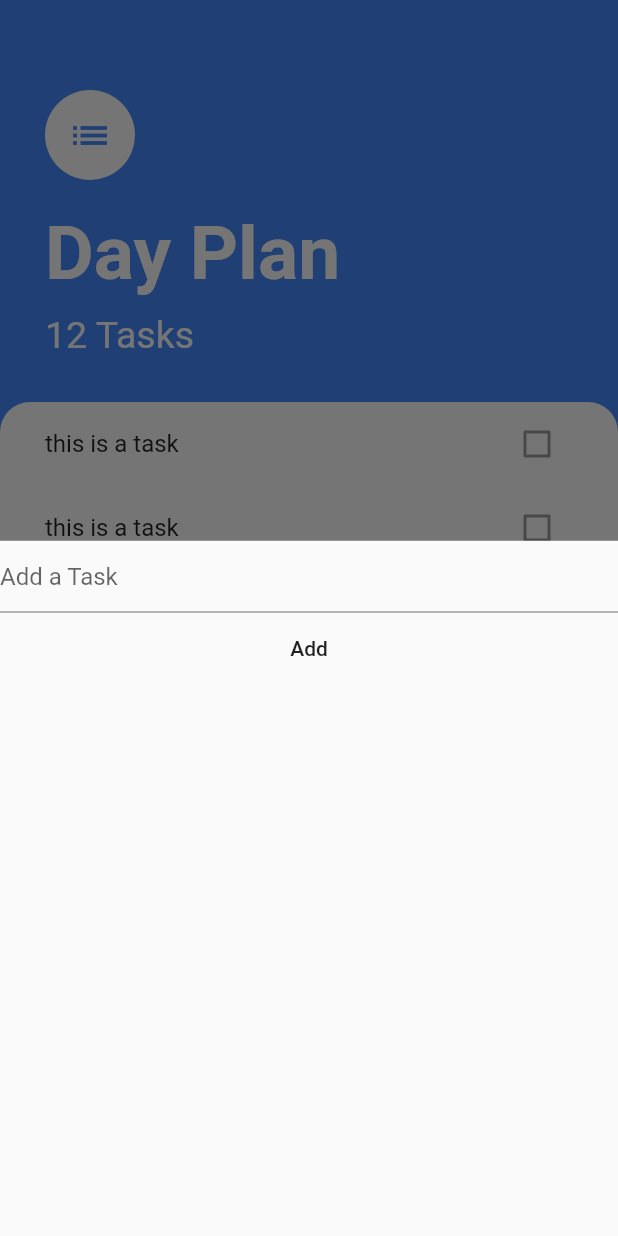
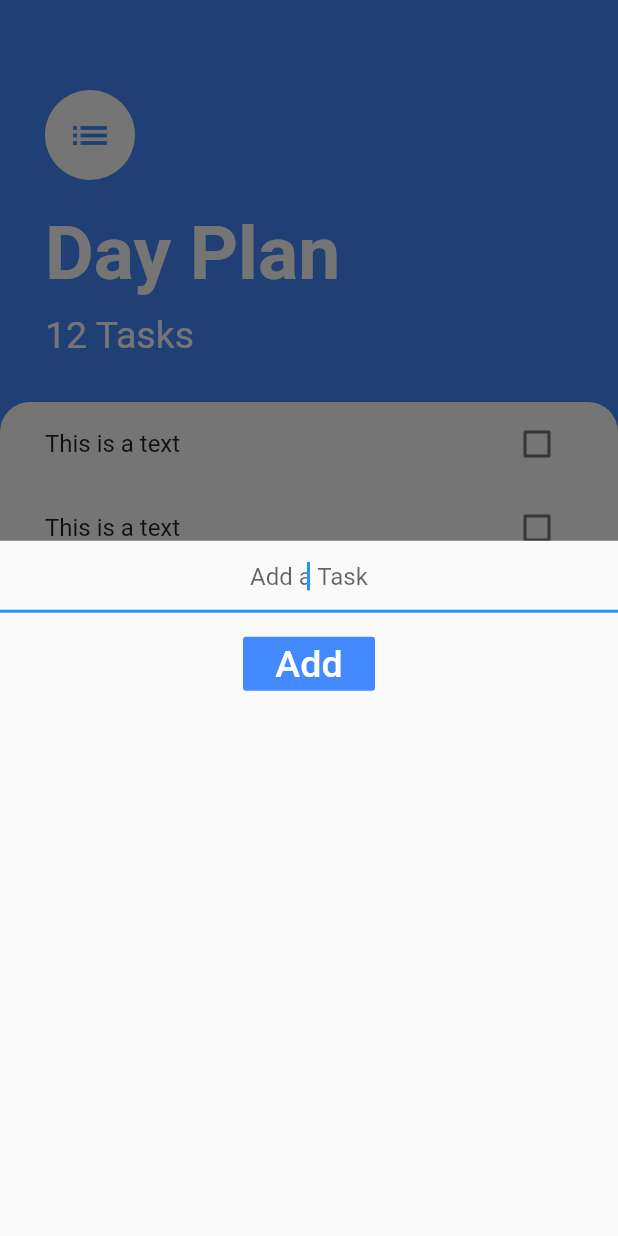
Before and after one commit to HassanDev1/todo_list_flutter, a Flutter app: the screen it shows after launch, after a tap on the "add" icon, on a phone screen of 412 x 824 dp. Run offline on Flutter 3.47's test engine with Material 2 defaults, Android fonts, the phone set to English and light mode, and no system bars.

```diff
--- /dev/null
+++ b/lib/components/task_chach_box.dart
@@ -0,0 +1,16 @@
+import 'package:flutter/material.dart';
+
+class TaskCheckBox extends StatelessWidget {
+
+ final bool isChecked ;
+ final Function checkedBox;
+ TaskCheckBox({this.checkedBox,this.isChecked});
+
+
+  @override
+  Widget build(BuildContext context) {
+    return Checkbox(value: isChecked,
+    onChanged:checkedBox
+    );
+  }
+}
--- a/lib/components/task_tile.dart
+++ b/lib/components/task_tile.dart
@@ -1,15 +1,30 @@
 import 'package:flutter/material.dart';
+import 'package:todo_list_flutter/components/task_chach_box.dart';
 
-class TaskTile extends StatelessWidget {
+class TaskTile extends StatefulWidget {
+  @override
+  _TaskTileState createState() => _TaskTileState();
 
+}
 
+class _TaskTileState extends State<TaskTile> {
+  bool isChecked = false;
+  void toggleCheckBox(bool newValue ){
+    setState(() {
+      isChecked = newValue;
+    });
+  }
   @override
   Widget build(BuildContext context) {
+
     return ListTile(
       contentPadding: EdgeInsets.symmetric(horizontal:30.0),
-    title: Text('this is a task'),
-    trailing: Checkbox(value: false,
-    onChanged: null,),
+    title: Text('This is a text',
+    style: TextStyle(
+      decoration:isChecked?TextDecoration.lineThrough:null
+    ),
+    ),
+    trailing: TaskCheckBox(checkedBox: toggleCheckBox,isChecked: isChecked,),
 
     );
   }
--- a/lib/components/task_view.dart
+++ b/lib/components/task_view.dart
@@ -1,14 +1,21 @@
 import 'package:flutter/material.dart';
 import 'package:todo_list_flutter/components/task_tile.dart';
 
-class TaskView extends StatelessWidget {
+class TaskView extends StatefulWidget {
+  @override
+  _TaskViewState createState() => _TaskViewState();
+}
+
+class _TaskViewState extends State<TaskView> {
+
   @override
   Widget build(BuildContext context) {
     return ListView(
       children:[
         TaskTile(),
         TaskTile(),
-        TaskTile()
+        TaskTile(),
+
 
       ]
     );
--- a/lib/screens/add_task.dart
+++ b/lib/screens/add_task.dart
@@ -16,14 +16,29 @@ class _AddScreenState extends State<AddScreen> {
             decoration:InputDecoration(
               hintText:'Add a Task',
 
-            )
+
+            ),
+            autofocus: true,
+            textAlign: TextAlign.center,
+
           ),
+          SizedBox(height:10.0),
           FlatButton(onPressed: (){
 
           },
-           child:Text("Add") )
+          color: Colors.blueAccent,
+           child:Text("Add",
+           style: TextStyle(
+             fontSize: 25.0,
+             color:Colors.white
 
-      ],)
+           ),
+           ),
+          ),
+
+
+      ],
+      )
 
     );
   }
```
